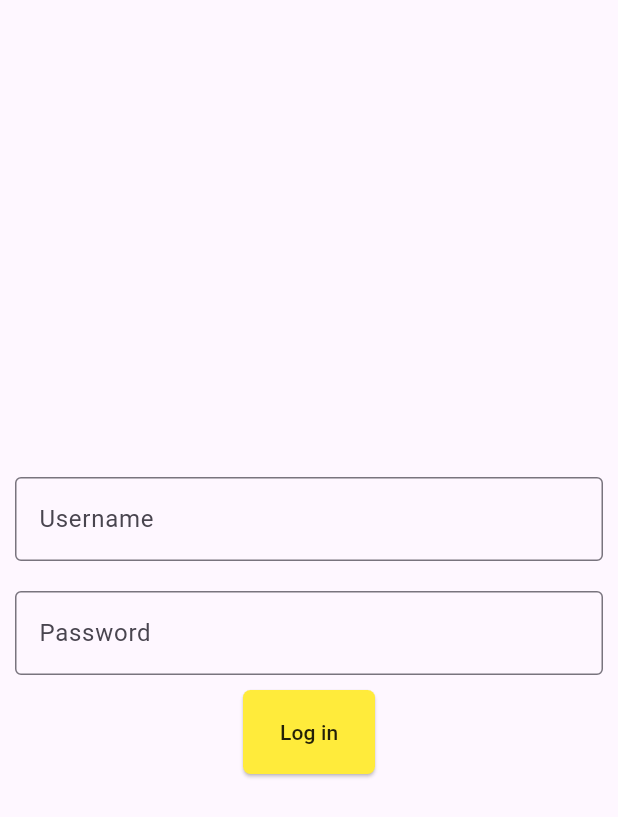
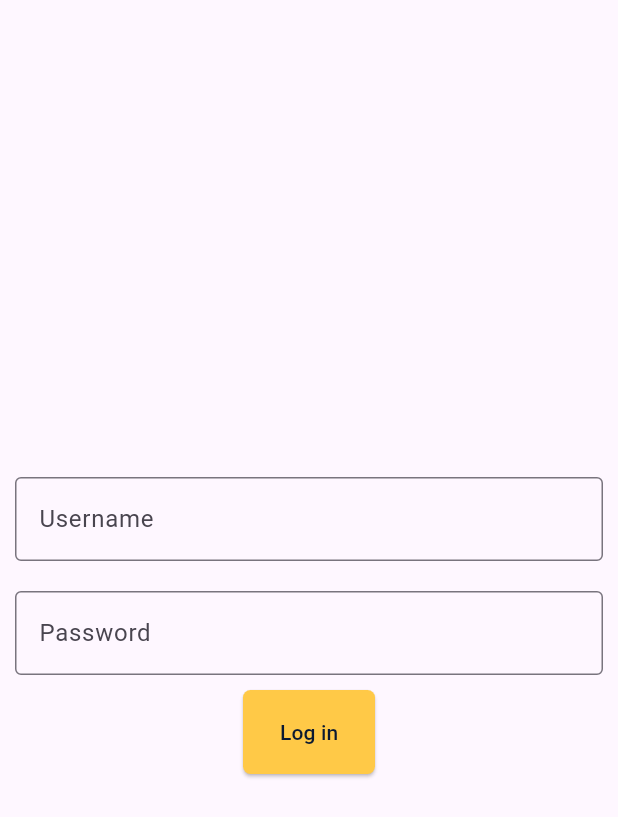
Before and after one commit to lancifer05/mobile-point-of-sale, a Flutter app: the screen it shows after launch, on a phone screen of 412 x 824 dp. Shown: the top 817 px of the screen. Run offline on Flutter 3.47's test engine with Material 3 defaults, Android fonts, the light colour scheme and no system bars; our stand-ins replace go_router.

```diff
--- a/lib/pages/logIn.dart
+++ b/lib/pages/logIn.dart
@@ -55,8 +55,8 @@ Container TextBox(String label, onChange) {
 }
 
 final ButtonStyle raisedButtonStyle = ElevatedButton.styleFrom(
-  foregroundColor: Colors.black87, // Color for text
-  backgroundColor: Colors.yellow, // Color for button background
+  foregroundColor: const Color(0xFF0A1931), // Color for text
+  backgroundColor: const Color(0xFFFFC947), // Color for button background
   minimumSize: Size(88, 56),
   padding: EdgeInsets.symmetric(horizontal: 16),
   shape: const RoundedRectangleBorder(
```
